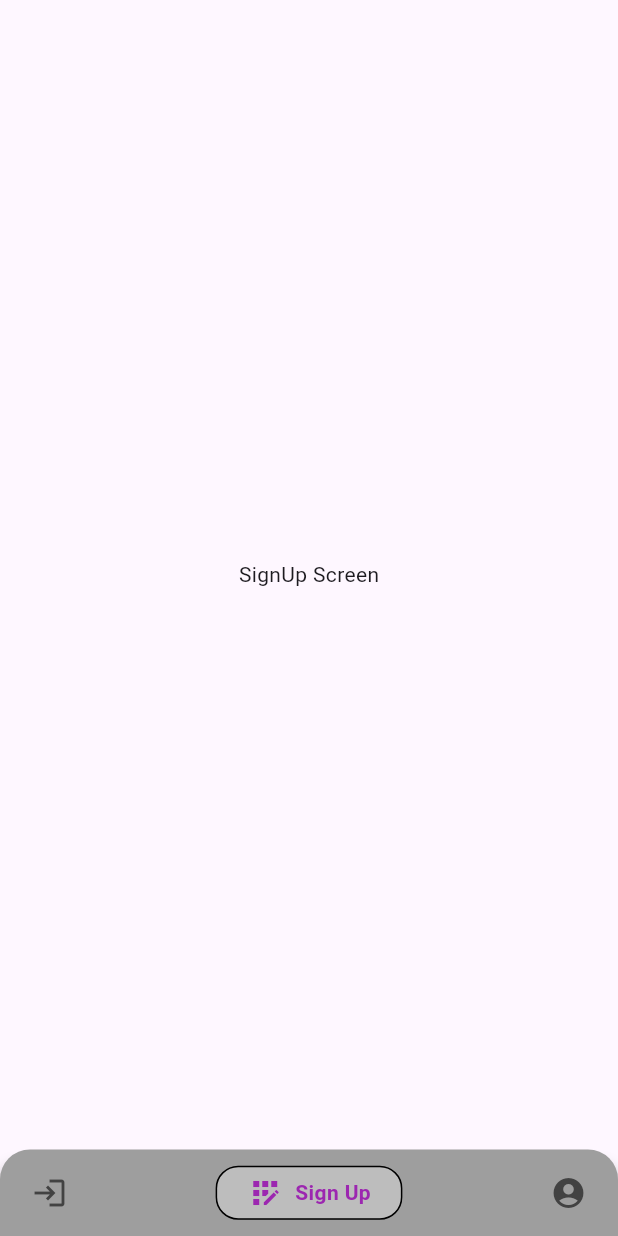
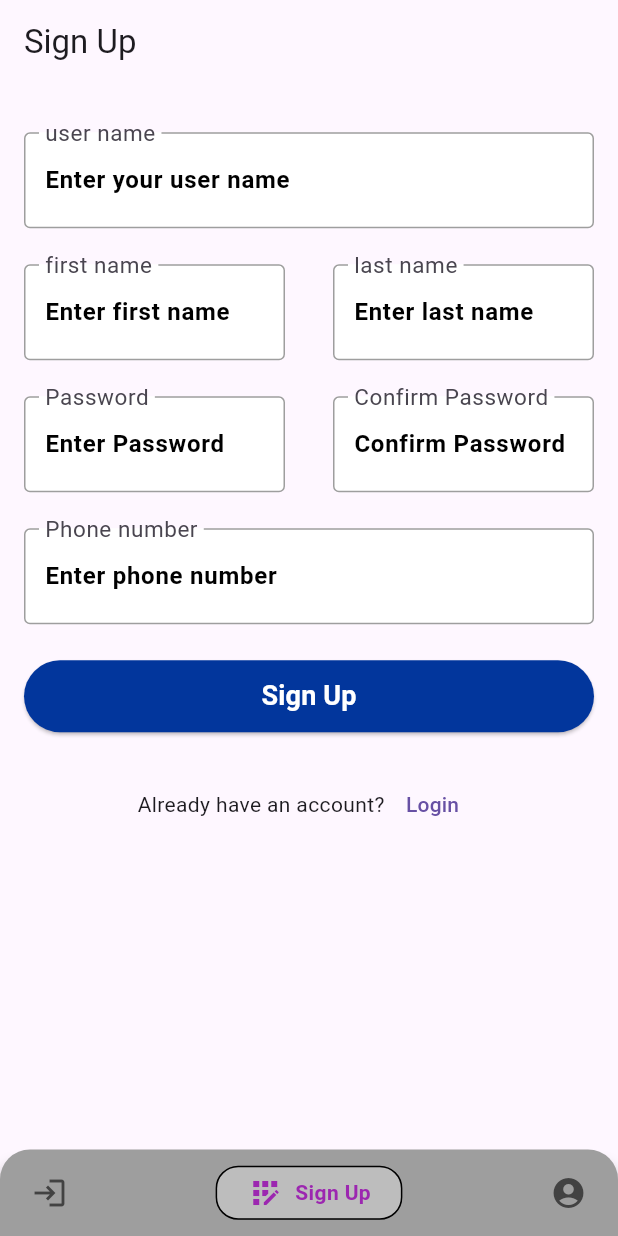
Before and after one commit to ahmedragaae0120/online_exam_app, a Flutter app: the screen it shows after launch, item 2 of the bottom bar chosen, on a phone screen of 412 x 824 dp. Run offline on Flutter 3.47's test engine with Material 3 defaults, Android fonts, the phone set to English and light mode, and no system bars; drawn by our look-alikes of google_nav_bar.

Commit message:
finish ui & add config class for responsive & change custom button from container to elevated button

```diff
--- a/lib/Auth/Sign_Up/View/sign_up_screen.dart
+++ b/lib/Auth/Sign_Up/View/sign_up_screen.dart
@@ -1,15 +1,78 @@
 // ignore_for_file: file_names
 
 import 'package:flutter/material.dart';
+import 'package:online_exam_app/Auth/Login/View/login_screen.dart';
+import 'package:online_exam_app/Shared/custom_button.dart';
+import 'package:online_exam_app/Shared/custom_text_field.dart';
+import 'package:online_exam_app/config.dart';
 
 class SignUpScreen extends StatelessWidget {
   const SignUpScreen({super.key});
 
   @override
   Widget build(BuildContext context) {
+    Config().init(context);
     return Scaffold(
-      body: Center(
-        child: Text('SignUp Screen'),
+      appBar: AppBar(
+        title: Text("Sign Up"),
+      ),
+      body: SingleChildScrollView(
+        physics: BouncingScrollPhysics(),
+        child: Column(
+          mainAxisSize: MainAxisSize.min,
+          crossAxisAlignment: CrossAxisAlignment.stretch,
+          spacing: 24,
+          children: [
+            SizedBox(height: Config.screenHight! * 0.01),
+            CustomTextField(
+                label: "user name", placeholder: "Enter your user name"),
+            Row(
+              children: [
+                CustomTextField(
+                  label: "first name",
+                  placeholder: "Enter first name",
+                ),
+                CustomTextField(
+                  label: "last name",
+                  placeholder: "Enter last name",
+                ),
+              ],
+            ),
+            Row(
+              children: [
+                CustomTextField(
+                  label: "Password",
+                  placeholder: "Enter Password",
+                ),
+                CustomTextField(
+                  label: "Confirm Password",
+                  placeholder: "Confirm Password",
+                ),
+              ],
+            ),
+            CustomTextField(
+              label: "Phone number",
+              placeholder: "Enter phone number",
+            ),
+            CustomButton(text: "Sign Up"),
+            Row(
+              mainAxisAlignment: MainAxisAlignment.center,
+              children: [
+                Text("Already have an account?"),
+                TextButton(
+                  child: Text("Login"),
+                  onPressed: () {
+                    Navigator.pushReplacement(
+                        context,
+                        MaterialPageRoute(
+                          builder: (context) => LoginScreen(),
+                        ));
+                  },
+                ),
+              ],
+            ),
+          ],
+        ),
       ),
     );
   }
--- a/lib/Shared/custom_button.dart
+++ b/lib/Shared/custom_button.dart
@@ -8,23 +8,20 @@ class CustomButton extends StatelessWidget {
 
   @override
   Widget build(BuildContext context) {
-    return Container(
-      width: 400,
-      height: 60,
-      decoration: BoxDecoration(
-        color: Colors.grey,
-        borderRadius: BorderRadius.circular(40),
-      ),
-      child: Center(
+    return Padding(
+      padding: const EdgeInsets.symmetric(horizontal: 16),
+      child: ElevatedButton(
+          onPressed: () {},
+          style: ElevatedButton.styleFrom(
+              backgroundColor: Color(0xff02369C), fixedSize: Size(100, 48)),
           child: Text(
             text,
             style: TextStyle(
               color: Colors.white,
-            fontSize: 24,
+              fontSize: 18,
               fontWeight: FontWeight.bold,
             ),
-        ),
-      ),
+          )),
     );
   }
 }
--- a/lib/Shared/custom_text_field.dart
+++ b/lib/Shared/custom_text_field.dart
@@ -14,7 +14,10 @@ class CustomTextField extends StatelessWidget {
 
   @override
   Widget build(BuildContext context) {
-    return TextFormField(
+    return Flexible(
+      child: Padding(
+        padding: const EdgeInsets.symmetric(horizontal: 16),
+        child: TextFormField(
           decoration: InputDecoration(
             labelText: label,
             labelStyle: TextStyle(
@@ -28,12 +31,15 @@ class CustomTextField extends StatelessWidget {
               fontWeight: FontWeight.bold,
             ),
             floatingLabelBehavior: FloatingLabelBehavior.always,
+            border: OutlineInputBorder(
+              borderRadius: BorderRadius.circular(4),
+            ),
             enabledBorder: OutlineInputBorder(
-          borderRadius: BorderRadius.circular(0),
+              borderRadius: BorderRadius.circular(4),
               borderSide: BorderSide(color: Colors.grey, width: 1),
             ),
             focusedBorder: OutlineInputBorder(
-          borderRadius: BorderRadius.circular(0),
+              borderRadius: BorderRadius.circular(4),
               borderSide: BorderSide(color: Colors.blue, width: 2),
             ),
             contentPadding: EdgeInsets.symmetric(vertical: 20, horizontal: 10),
@@ -44,6 +50,8 @@ class CustomTextField extends StatelessWidget {
             fillColor: Colors.white,
             filled: true,
           ),
+        ),
+      ),
     );
   }
 }
--- /dev/null
+++ b/lib/config.dart
@@ -0,0 +1,31 @@
+import 'package:flutter/material.dart';
+
+class Config {
+  static MediaQueryData? mediaQueryData;
+  static double? screenWidth;
+  static double? screenHight;
+
+  void init(BuildContext context) {
+    mediaQueryData = MediaQuery.of(context);
+    screenWidth = mediaQueryData!.size.width;
+    screenHight = mediaQueryData!.size.height;
+  }
+
+  static get widthSize {
+    return screenWidth;
+  }
+
+  static get hightSize {
+    return screenHight;
+  }
+
+  static const spaceSmall = SizedBox(
+    height: 25,
+  );
+  static final spaceMedium = SizedBox(
+    height: screenHight! * 0.05,
+  );
+  static final spaceBig = SizedBox(
+    height: screenHight! * 0.08,
+  );
+}
```
Lines whose indentation alone changed are shown as unchanged.
